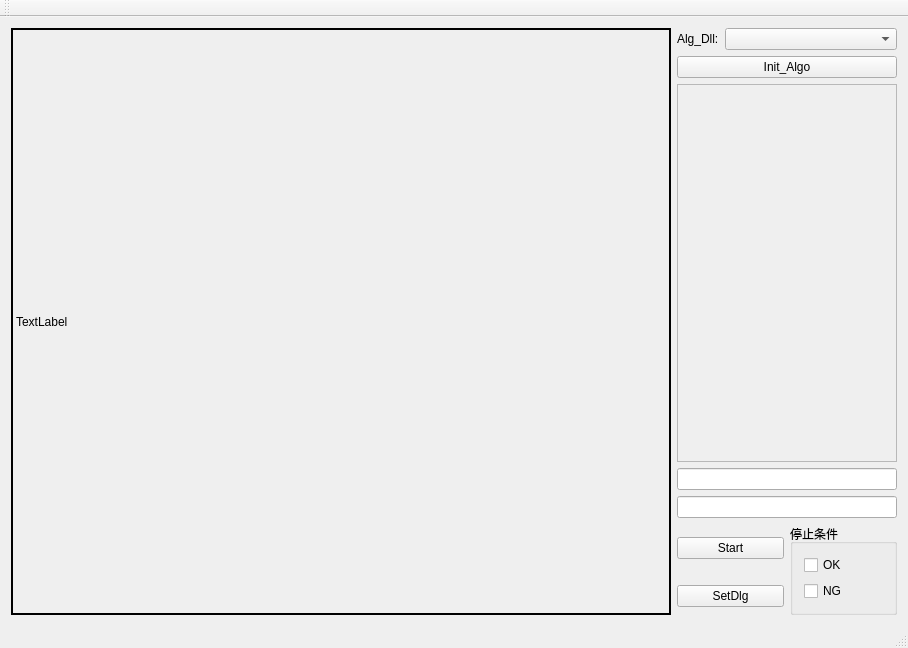
Before: the Qt Designer form example-demo/algo_demo/algo_demo.ui in RICOH-PROGRAM/Standard_Inspect_Demo, drawn with Qt 5.
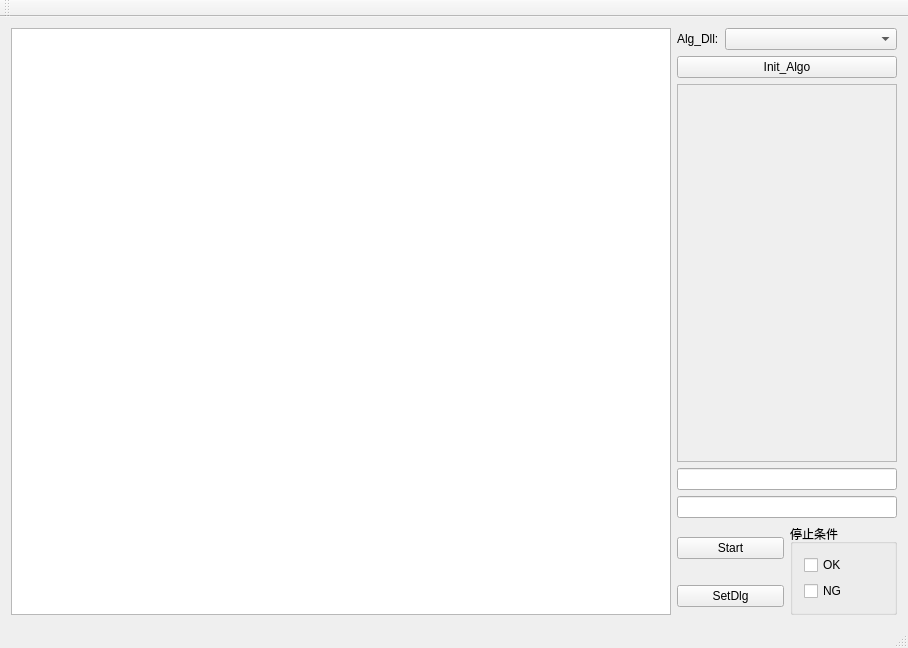
After: the same form once the commit is applied.

Patch:
```diff
--- a/example-demo/algo_demo/algo_demo.ui
+++ b/example-demo/algo_demo/algo_demo.ui
@@ -19,17 +19,7 @@
   <widget class="QWidget" name="centralWidget">
    <layout class="QHBoxLayout" name="horizontalLayout" stretch="3,1">
     <item>
-     <widget class="QLabel" name="label_Show">
-      <property name="frameShape">
-       <enum>QFrame::Box</enum>
-      </property>
-      <property name="lineWidth">
-       <number>2</number>
-      </property>
-      <property name="text">
-       <string>TextLabel</string>
-      </property>
-     </widget>
+     <widget class="QGraphicsView" name="ImageGraphic"/>
     </item>
     <item>
      <layout class="QVBoxLayout" name="verticalLayout">
```
Left out of the diff: 2 changed lines with no effect on the pictures.
